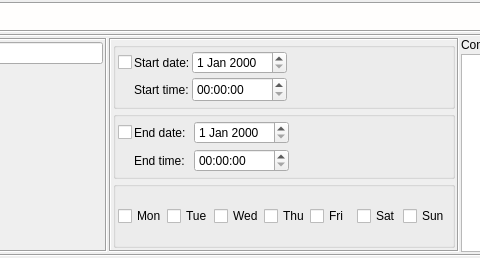
Qt form src/gui/timedialog_q.ui (fwbuilder/fwbuilder) before a commit; both pictures show x 200 to 680 and y 0 to 258 of the 968 by 258 pixel window.
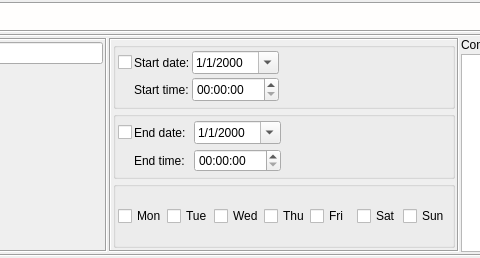
The same form after that commit. Icons and pictures are not drawn.

Commit message: mm/dd/yyyy format for the date in time interval object dialog

The edit to the form file:
```diff
--- a/src/gui/timedialog_q.ui
+++ b/src/gui/timedialog_q.ui
@@ -289,6 +289,12 @@
               </item>
               <item row="0" column="2" >
                <widget class="QDateEdit" name="startDate" >
+                <property name="displayFormat" >
+                 <string>M/d/yyyy</string>
+                </property>
+                <property name="calendarPopup" >
+                 <bool>true</bool>
+                </property>
                 <property name="date" >
                  <date>
                   <year>2000</year>
@@ -369,6 +375,12 @@
               </item>
               <item row="0" column="2" >
                <widget class="QDateEdit" name="endDate" >
+                <property name="displayFormat" >
+                 <string>M/d/yyyy</string>
+                </property>
+                <property name="calendarPopup" >
+                 <bool>true</bool>
+                </property>
                 <property name="date" >
                  <date>
                   <year>2000</year>
```
The commit also changes 2 other files.
